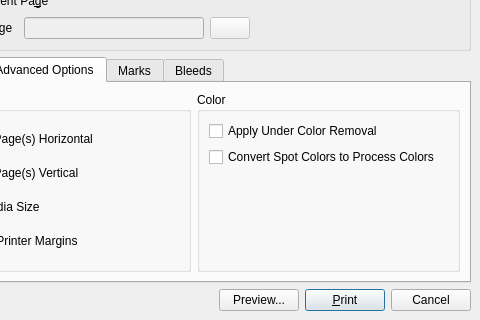
The window that scribus/ui/printdialogbase.ui (alpsuneer/scribus) describes before a commit, drawn with Qt 5; both pictures show x 92 to 572 and y 227 to 547 of the 572 by 547 pixel window.
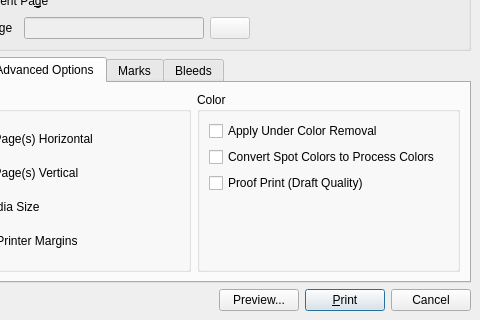
The same window after the commit. The open tabs and pages were chosen to show the change. Custom widgets are drawn as their Qt base class.

```diff
--- a/scribus/ui/printdialogbase.ui
+++ b/scribus/ui/printdialogbase.ui
@@ -396,6 +396,16 @@
             </property>
            </widget>
           </item>
+          <item>
+           <widget class="QCheckBox" name="proofPrint">
+            <property name="toolTip">
+             <string>&lt;qt&gt;Proof Print: Fast draft quality print for proofreading. Uses 150 DPI and draft mode to save ink and time.&lt;/qt&gt;</string>
+            </property>
+            <property name="text">
+             <string>Proof Print (Draft Quality)</string>
+            </property>
+           </widget>
+          </item>
           <item>
            <spacer>
             <property name="orientation">
```
